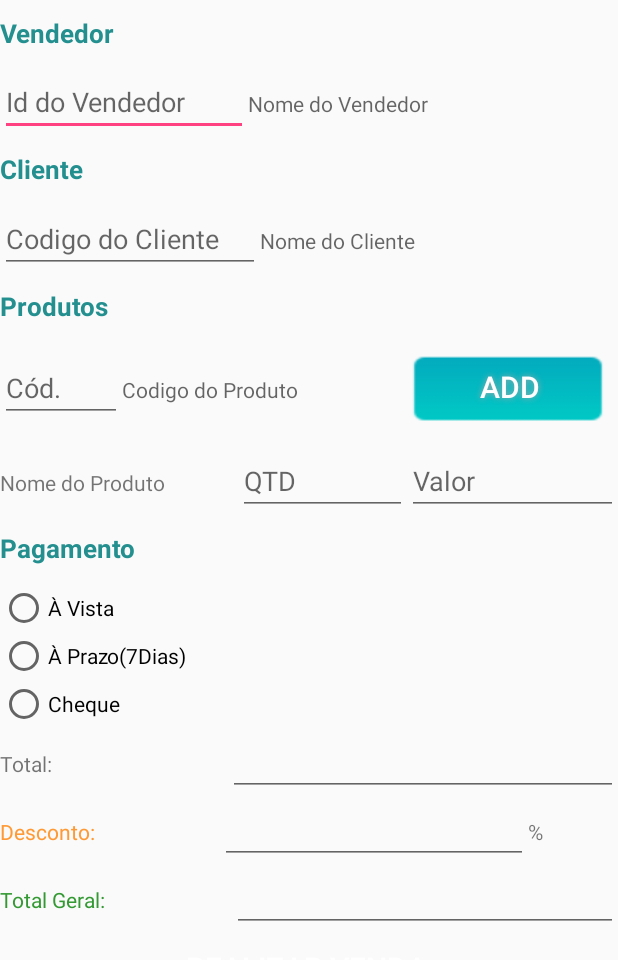
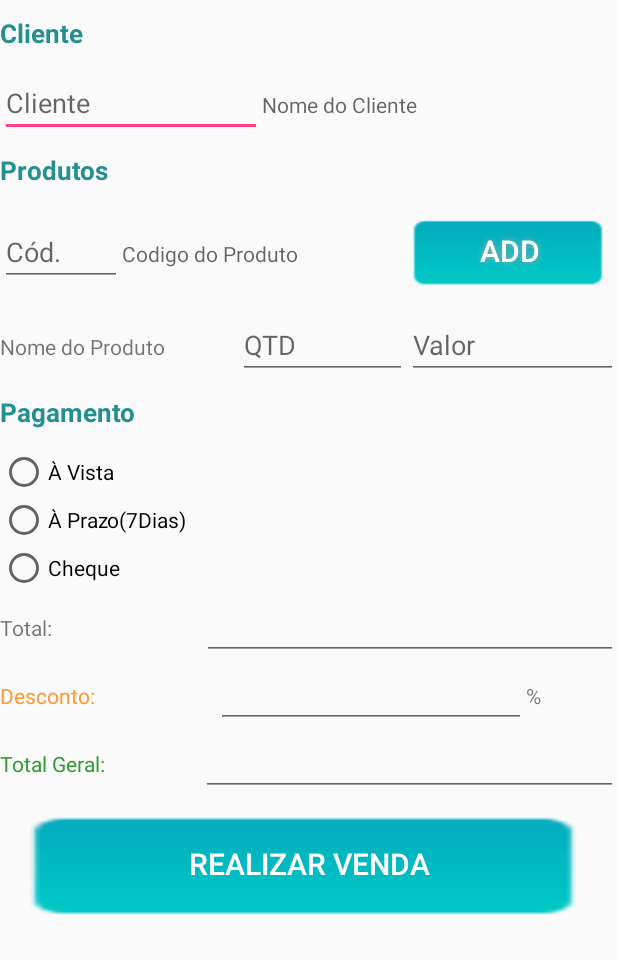
Before and after one commit to LeticiaCordeiro/Ex-App-PDV, an Android app: the layout activity_main.xml on its own in the app's theme, with its tools: preview values and no code run, on a phone screen of 412 x 824 dp. Shown: the top 960 px of the screen. Run offline under Robolectric (Android 15) with nearby library versions, the phone set to English and light mode, and no system bars.

```diff
--- a/app/build.gradle
+++ b/app/build.gradle
@@ -22,6 +22,7 @@ dependencies {
     implementation fileTree(dir: 'libs', include: ['*.jar'])
     implementation 'com.android.support:appcompat-v7:26.1.0'
     implementation 'com.android.support.constraint:constraint-layout:1.1.0'
+    implementation 'com.android.volley:volley:1.1.0'
     testImplementation 'junit:junit:4.12'
     androidTestImplementation 'com.android.support.test:runner:1.0.1'
     androidTestImplementation 'com.android.support.test.espresso:espresso-core:3.0.1'
--- a/app/src/main/AndroidManifest.xml
+++ b/app/src/main/AndroidManifest.xml
@@ -1,7 +1,7 @@
 <?xml version="1.0" encoding="utf-8"?>
 <manifest xmlns:android="http://schemas.android.com/apk/res/android"
     package="com.example.aluno.prova">
-    <uses-permission android:name="android.permission.INTERNET"></uses-permission>
+    <uses-permission android:name="android.permission.INTERNET" />
     <application
         android:allowBackup="true"
         android:icon="@mipmap/ic_launcher"
--- a/app/src/main/res/drawable/botao.xml
+++ /dev/null
@@ -1,4 +0,0 @@
-<?xml version="1.0" encoding="utf-8"?>
-<selector xmlns:android="http://schemas.android.com/apk/res/android">
-    <item android:drawable="@drawable/botaog" />
-</selector>
--- a/app/src/main/res/drawable/botaocomprar.xml
+++ /dev/null
@@ -1,4 +0,0 @@
-<?xml version="1.0" encoding="utf-8"?>
-<selector xmlns:android="http://schemas.android.com/apk/res/android">
-    <item android:drawable="@drawable/botaocomprara" />
-</selector>
--- a/app/src/main/res/layout/activity_main.xml
+++ b/app/src/main/res/layout/activity_main.xml
@@ -10,50 +10,13 @@
         android:layout_width="match_parent"
         android:layout_height="match_parent"
         tools:layout_editor_absoluteX="0dp"
-        tools:layout_editor_absoluteY="29dp">
+        tools:layout_editor_absoluteY="29dp"
+        tools:ignore="MissingConstraints">
 
         <LinearLayout
             android:layout_width="match_parent"
             android:layout_height="wrap_content"
             android:orientation="vertical">
-
-            <LinearLayout
-                android:layout_width="match_parent"
-                android:layout_height="match_parent"
-                android:orientation="horizontal">
-
-                <TextView
-                    android:layout_width="wrap_content"
-                    android:layout_height="35dp"
-                    android:layout_marginTop="10dp"
-                    android:layout_weight="1"
-                    android:text="Vendedor "
-                    android:textColor="#248f8f"
-                    android:textSize="17sp"
-                    android:textStyle="bold" />
-            </LinearLayout>
-
-            <LinearLayout
-                android:layout_width="match_parent"
-                android:layout_height="match_parent"
-                android:orientation="horizontal">
-
-                <EditText
-                    android:id="@+id/IdVend"
-                    android:layout_width="42dp"
-                    android:layout_height="wrap_content"
-                    android:layout_weight="1"
-                    android:ems="10"
-                    android:hint="@string/idVendedor"
-                    android:inputType="number" />
-
-                <TextView
-                    android:id="@+id/NomeVend"
-                    android:layout_width="wrap_content"
-                    android:layout_height="wrap_content"
-                    android:layout_weight="1"
-                    android:hint="Nome do Vendedor " />
-            </LinearLayout>
 
             <LinearLayout
                 android:layout_width="match_parent"
@@ -66,7 +29,7 @@
                     android:layout_height="36dp"
                     android:layout_marginTop="10dp"
                     android:layout_weight="1"
-                    android:text="Cliente  "
+                    android:text="Cliente"
                     android:textColor="#248f8f"
                     android:textSize="17sp"
                     android:textStyle="bold" />
@@ -78,7 +41,7 @@
                 android:orientation="horizontal">
 
                 <EditText
-                    android:id="@+id/IdClie"
+                    android:id="@+id/IdCliente"
                     android:layout_width="41dp"
                     android:layout_height="wrap_content"
                     android:layout_weight="1"
@@ -87,11 +50,11 @@
                     android:inputType="number" />
 
                 <TextView
-                    android:id="@+id/NomeClie"
+                    android:id="@+id/NomeCliente"
                     android:layout_width="wrap_content"
                     android:layout_height="wrap_content"
                     android:layout_weight="1"
-                    android:hint="Nome do Cliente " />
+                    android:hint="Nome do Cliente" />
             </LinearLayout>
 
             <LinearLayout
@@ -133,28 +96,24 @@
                     android:hint="@string/CodProd" />
 
                 <Button
-                    android:id="@+id/add"
-
+                    android:id="@+id/btnadd"
                     android:layout_width="144dp"
                     android:layout_height="60dp"
-                    android:background="@drawable/botao"
-
+                    android:background="@drawable/botaog"
+                    android:onClick="AddProd"
                     android:shadowColor="#A8A8A8"
                     android:shadowDx="0"
                     android:shadowDy="0"
                     android:shadowRadius="5"
-                    android:text="Add"
+                    android:text="@string/Add"
                     android:textColor="#FFFFFF"
                     android:textSize="20sp" />
             </LinearLayout>
 
             <LinearLayout
                 android:layout_width="match_parent"
-                android:layout_height="match_parent"
-                android:layout_weight="1"
-                android:orientation="horizontal">
-
-            </LinearLayout>
+                android:layout_height="wrap_content"
+                android:orientation="vertical">
 
                 <LinearLayout
                     android:layout_width="match_parent"
@@ -163,7 +122,7 @@
                     android:orientation="horizontal">
 
                     <TextView
-                    android:id="@+id/textView11"
+                        android:id="@+id/nomeproduto"
                         android:layout_width="84dp"
                         android:layout_height="wrap_content"
                         android:layout_marginTop="10dp"
@@ -171,7 +130,7 @@
                         android:text="Nome do Produto" />
 
                     <EditText
-                    android:id="@+id/editText14"
+                        android:id="@+id/qtdprod"
                         android:layout_width="37dp"
                         android:layout_height="wrap_content"
                         android:layout_marginTop="10dp"
@@ -181,7 +140,7 @@
                         android:inputType="number" />
 
                     <EditText
-                    android:id="@+id/editText16"
+                        android:id="@+id/valorprod"
                         android:layout_width="65dp"
                         android:layout_height="wrap_content"
                         android:layout_marginTop="10dp"
@@ -189,6 +148,21 @@
                         android:ems="10"
                         android:hint="Valor"
                         android:inputType="number" />
+
+                </LinearLayout>
+            </LinearLayout>
+            <LinearLayout
+                android:layout_width="match_parent"
+                android:layout_height="match_parent"
+                android:layout_weight="1"
+                android:orientation="vertical">
+
+                <ListView
+                    android:id="@+id/listaprod"
+                    android:layout_width="match_parent"
+                    android:layout_height="wrap_content">
+
+                </ListView>
 
             </LinearLayout>
 
@@ -242,10 +216,6 @@
                         android:text="@string/cheque" />
                 </RadioGroup>
 
-                <LinearLayout
-                    android:layout_width="match_parent"
-                    android:layout_height="match_parent"
-                    android:orientation="horizontal"></LinearLayout>
             </LinearLayout>
 
             <LinearLayout
@@ -255,7 +225,7 @@
 
                 <TextView
                     android:id="@+id/textView19"
-                    android:layout_width="106dp"
+                    android:layout_width="71dp"
                     android:layout_height="wrap_content"
                     android:layout_weight="1"
                     android:text="Total:" />
@@ -277,7 +247,7 @@
 
                 <TextView
                     android:id="@+id/textView21"
-                    android:layout_width="97dp"
+                    android:layout_width="93dp"
                     android:layout_height="wrap_content"
                     android:layout_weight="1"
                     android:text="Desconto:"
@@ -306,7 +276,7 @@
 
                 <TextView
                     android:id="@+id/textView23"
-                    android:layout_width="111dp"
+                    android:layout_width="wrap_content"
                     android:layout_height="wrap_content"
                     android:layout_weight="1"
                     android:text="Total Geral:"
@@ -329,12 +299,13 @@
 
 
                 <Button
-                    android:id="@+id/venda"
+                    android:id="@+id/btnvenda"
                     android:layout_width="match_parent"
-                    android:layout_height="wrap_content"
-                    android:background="@drawable/botaocomprara"
+                    android:layout_height="90dp"
+                    android:background="@drawable/botaog"
                     android:gradientRadius="326"
-                    android:text="Realizar venda "
+                    android:onClick="RVenda"
+                    android:text="Realizar venda"
                     android:textColor="#ffffff"
                     android:textSize="20sp"
                     android:type="radial" />
--- a/app/src/main/res/layout/activity_main2.xml
+++ b/app/src/main/res/layout/activity_main2.xml
@@ -45,9 +45,9 @@
         <Button
             android:id="@+id/button"
             android:layout_width="match_parent"
-            android:layout_height="wrap_content"
+            android:layout_height="90dp"
             android:layout_marginTop="25dp"
-            android:background="@drawable/botaocomprara"
+            android:background="@drawable/botaog"
             android:gradientRadius="326"
             android:text="Nova venda "
             android:textColor="#ffffff"
--- a/app/src/main/res/values/strings.xml
+++ b/app/src/main/res/values/strings.xml
@@ -1,10 +1,10 @@
 <resources>
     <string name="app_name">PDV</string>
-    <string name="CodClie"> Codigo do Cliente</string>
+    <string name="CodClie">Cliente</string>
     <string name="CodProd"> Codigo do Produto</string>
     <string name="NomeProd">Nome do Produto</string>
     <string name="Prod">Cód.</string>
-    <string name="Add">ADD</string>
+    <string name="Add">Add</string>
     <string name="QTD">QTD</string>
     <string name="Valor">Valor</string>
     <string name="Desconto">Desconto</string>
```
Also changed, not shown: app/src/main/java/com/example/aluno/prova/MainActivity.java (+146 -53 lines). Lines whose indentation alone changed are shown as unchanged.
